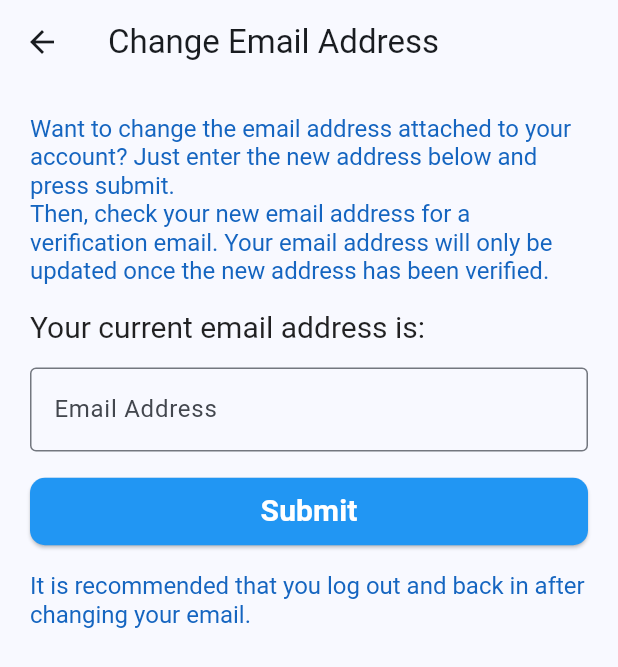
After one commit to Pipeline-To-Better-Placemaking/P2BP-2025Spring-Mobile, a Flutter app: the EditProfilePage screen opened directly, after a tap on "Change Email Address", on a phone screen of 412 x 824 dp. The commit adds this screen. Shown: the top 667 px of the screen. Run offline on Flutter 3.47's test engine with Material 3 defaults, Android fonts, the phone set to English and light mode, and no system bars; our stand-ins replace cloud_firestore, firebase_auth, firebase_core; accounts and stored records are empty; generated files the repository leaves out were written again.

Commit message:
Add pages for changing email and name of account
Most functionality is there for changing email but not for name.
There are also various other misc changes, some directly related to changing email or name and others not.

```diff
--- /dev/null
+++ b/lib/change_email_page.dart
@@ -0,0 +1,148 @@
+import 'dart:async';
+
+import 'package:firebase_auth/firebase_auth.dart';
+import 'package:flutter/material.dart';
+import 'strings.dart';
+
+class ChangeEmailPage extends StatelessWidget {
+  const ChangeEmailPage({super.key});
+
+  @override
+  Widget build(BuildContext context) {
+    return SafeArea(
+      child: Scaffold(
+        appBar: AppBar(
+          title: const Text('Change Email Address'),
+        ),
+        body: DefaultTextStyle(
+          style: TextStyle(
+            color: Colors.blue[800],
+            fontSize: 16,
+            fontWeight: FontWeight.normal,
+          ),
+          child: ListView(
+            padding: const EdgeInsets.all(20),
+            children: <Widget>[
+              const Text(Strings.changeEmailText1),
+              const SizedBox(height: 16),
+              ChangeEmailForm(),
+              const SizedBox(height: 16),
+              const Text(Strings.changeEmailText2),
+              const SizedBox(height: 40),
+            ],
+          ),
+        ),
+      ),
+    );
+  }
+}
+
+class ChangeEmailForm extends StatefulWidget {
+  const ChangeEmailForm({super.key});
+
+  @override
+  State<ChangeEmailForm> createState() => _ChangeEmailFormState();
+}
+
+class _ChangeEmailFormState extends State<ChangeEmailForm> {
+  final _formKey = GlobalKey<FormState>();
+  final TextEditingController _emailController = TextEditingController();
+  User? _currentUser = FirebaseAuth.instance.currentUser;
+  String? currentEmail;
+  StreamSubscription? _userChangesListener;
+
+  @override
+  void initState() {
+    super.initState();
+    currentEmail = _currentUser?.email;
+    _userChangesListener = FirebaseAuth.instance.userChanges().listen((user) {
+      setState(() {
+        _currentUser = user;
+        currentEmail = _currentUser?.email;
+      });
+    });
+  }
+
+  @override
+  void dispose() {
+    _emailController.dispose();
+    _userChangesListener?.cancel();
+    super.dispose();
+  }
+
+  Future<void> _submitForm() async {
+    if (_formKey.currentState!.validate()) {
+      try {
+        String newEmail = _emailController.text.trim();
+        await _currentUser?.verifyBeforeUpdateEmail(newEmail);
+
+        ScaffoldMessenger.of(context).showSnackBar(
+          SnackBar(content: Text('Verification email sent successfully!')),
+        );
+      } catch (e) {
+        ScaffoldMessenger.of(context).showSnackBar(
+          SnackBar(content: Text('Error changing email: $e')),
+        );
+      }
+    }
+  }
+
+  @override
+  Widget build(BuildContext context) {
+    return Form(
+      key: _formKey,
+      child: Column(
+        crossAxisAlignment: CrossAxisAlignment.stretch,
+        children: <Widget>[
+          Text(
+            style: TextStyle(
+              fontSize: 20,
+              color: Colors.black87,
+            ),
+            'Your current email address is: $currentEmail',
+          ),
+          const SizedBox(height: 16),
+          TextFormField(
+            controller: _emailController,
+            decoration: InputDecoration(
+              border: OutlineInputBorder(),
+              labelText: 'Email Address',
+            ),
+            keyboardType: TextInputType.emailAddress,
+            validator: (value) {
+              if (value == null || value.isEmpty) {
+                return 'Please enter your email';
+              }
+              if (!RegExp(r'^[^@]+@[^@]+\.[^@]+').hasMatch(value)) {
+                return 'Please enter a valid email address';
+              }
+              if (value == _currentUser?.email) {
+                return 'This is your current email address.';
+              }
+              return null;
+            },
+          ),
+          const SizedBox(height: 16),
+          ElevatedButton(
+            style: ElevatedButton.styleFrom(
+              backgroundColor: Colors.blue,
+              padding: EdgeInsets.symmetric(vertical: 8),
+              shape: RoundedRectangleBorder(
+                borderRadius: BorderRadius.circular(10),
+              ),
+            ),
+            onPressed: _submitForm,
+            child: const Text(
+              'Submit',
+              style: TextStyle(
+                color: Colors.white,
+                fontSize: 20,
+                fontWeight: FontWeight.bold,
+              ),
+            ),
+          )
+        ],
+      ),
+    );
+  }
+}
--- a/lib/change_password_page.dart
+++ b/lib/change_password_page.dart
@@ -36,7 +36,6 @@ class ChangePasswordForm extends StatefulWidget {
 
 class _ChangePasswordFormState extends State<ChangePasswordForm> {
   final _formKey = GlobalKey<FormState>();
-  final User? _currentUser = FirebaseAuth.instance.currentUser;
   final TextEditingController // this comment is for fixing formatting
       _currentPasswordController = TextEditingController(),
       _newPasswordController = TextEditingController(),
@@ -45,6 +44,8 @@ class _ChangePasswordFormState extends State<ChangePasswordForm> {
   bool _currentPassObscureText = true;
   bool _newPassObscureText = true;
   bool _confirmPassObscureText = true;
+
+  final User? _currentUser = FirebaseAuth.instance.currentUser;
 
   @override
   void dispose() {
@@ -117,7 +118,7 @@ class _ChangePasswordFormState extends State<ChangePasswordForm> {
       _confirmPassErrorText = 'Passwords do not match.';
     }
 
-    // Only succeeds if none of the fields had an error and current pass was valid.
+    // Only succeeds if none of the fields had an error and current pass valid
     if (_currentPassErrorText == null &&
         _newPassErrorText == null &&
         _confirmPassErrorText == null &&
--- /dev/null
+++ b/lib/edit_profile_page.dart
@@ -0,0 +1,69 @@
+import 'package:flutter/material.dart';
+import 'change_email_page.dart';
+import 'change_name_page.dart';
+
+class EditProfilePage extends StatelessWidget {
+  const EditProfilePage({super.key});
+
+  @override
+  Widget build(BuildContext context) {
+    return SafeArea(
+      child: Scaffold(
+        appBar: AppBar(
+          title: const Text('Edit Profile'),
+        ),
+        body: ListTileTheme(
+          tileColor: Colors.blue,
+          contentPadding: const EdgeInsets.symmetric(horizontal: 8),
+          iconColor: Colors.white,
+          textColor: Colors.white,
+          child: DefaultTextStyle(
+            style: const TextStyle(
+              color: Colors.blue,
+              fontSize: 20,
+              fontWeight: FontWeight.bold,
+            ),
+            child: ListView(
+              padding: const EdgeInsets.all(30),
+              children: <Widget>[
+                ListTile(
+                  leading: Icon(Icons.alternate_email),
+                  title: Text('Change Email Address'),
+                  trailing: Icon(Icons.chevron_right),
+                  shape: RoundedRectangleBorder(
+                    borderRadius: BorderRadius.all(Radius.circular(10)),
+                  ),
+                  onTap: () {
+                    Navigator.push(
+                      context,
+                      MaterialPageRoute(
+                        builder: (context) => ChangeEmailPage(),
+                      ),
+                    );
+                  },
+                ),
+                const SizedBox(height: 10),
+                ListTile(
+                  leading: Icon(Icons.badge_outlined),
+                  title: Text('Change Name'),
+                  trailing: Icon(Icons.chevron_right),
+                  shape: RoundedRectangleBorder(
+                    borderRadius: BorderRadius.all(Radius.circular(10)),
+                  ),
+                  onTap: () {
+                    Navigator.push(
+                      context,
+                      MaterialPageRoute(
+                        builder: (context) => ChangeNamePage(),
+                      ),
+                    );
+                  },
+                ),
+              ],
+            ),
+          ),
+        ),
+      ),
+    );
+  }
+}
--- a/lib/login_screen.dart
+++ b/lib/login_screen.dart
@@ -152,10 +152,12 @@ class _LoginFormState extends State<LoginForm> {
 
   Future<void> _loginUser() async {
     try {
+      String? emailText = _emailController.text.trim();
+
       // Sign in using Firebase Auth
       UserCredential userCredential =
           await FirebaseAuth.instance.signInWithEmailAndPassword(
-        email: _emailController.text.trim(),
+        email: emailText,
         password: _passwordController.text,
       );
 
@@ -188,6 +190,19 @@ class _LoginFormState extends State<LoginForm> {
           .collection('users')
           .doc(userId)
           .get();
+
+      // Update email in Firestore to new email in Auth if they are different
+      /* This is done on login because there does not seem to be a way to listen
+          for when the user has verified their new email address after changing
+          it in order to only change email in Firestore after verification
+       */
+      if (emailText != userDoc['email']) {
+        print(userDoc['email']);
+        await _firestore
+            .collection('users')
+            .doc(userCredential.user?.uid)
+            .set({'email': emailText}, SetOptions(merge: true));
+      }
 
       if (userDoc.exists) {
         // Retrieve full name from Firestore if available
@@ -282,6 +297,7 @@ class _LoginFormState extends State<LoginForm> {
               ),
               filled: false,
             ),
+            keyboardType: TextInputType.emailAddress,
           ),
           const SizedBox(height: 10),
           // Password Input
--- a/lib/signup_screen.dart
+++ b/lib/signup_screen.dart
@@ -4,7 +4,6 @@ import 'package:cloud_firestore/cloud_firestore.dart';
 import 'package:p2bp_2025spring_mobile/widgets.dart';
 import 'theme.dart';
 import 'login_screen.dart';
-import 'home_screen.dart';
 
 class SignUpScreen extends StatelessWidget {
   const SignUpScreen({super.key});
@@ -234,6 +233,7 @@ class _SignUpFormState extends State<SignUpForm> {
     });
   }
 
+  @override
   Widget build(BuildContext context) {
     return Form(
       key: _formKey,
@@ -294,6 +294,16 @@ class _SignUpFormState extends State<SignUpForm> {
               ),
               filled: false,
             ),
+            keyboardType: TextInputType.emailAddress,
+            validator: (value) {
+              if (value == null || value.isEmpty) {
+                return 'Please enter your email';
+              }
+              if (!RegExp(r'^[^@]+@[^@]+\.[^@]+').hasMatch(value)) {
+                return 'Please enter a valid email address';
+              }
+              return null;
+            },
           ),
           const SizedBox(height: 10),
           // Password Input
--- a/lib/strings.dart
+++ b/lib/strings.dart
@@ -9,4 +9,10 @@ class Strings {
       'Select two of your team\'s projects from the dropdown menu to compare their results.';
   static const String compareProjectText2 =
       'A detailed breakdown of the data from the tests shared by both projects will be displayed together, providing direct metrics for your team to analyze.';
+  static const String changeEmailText1 =
+      'Want to change the email address attached to your account? Just enter the new address below and press submit.\nThen, check your new email address for a verification email. Your email address will only be updated once the new address has been verified.';
+  static const String changeEmailText2 =
+      'It is recommended that you log out and back in after changing your email.';
+  static const String changeNameText =
+      'To change the name attached to your account, simply enter the new name below and press the submit button.';
 }
```
Also changed, not shown: lib/change_name_page.dart (added, +89 -0 lines), lib/settings_page.dart (+7 -1 lines), pubspec.lock.
